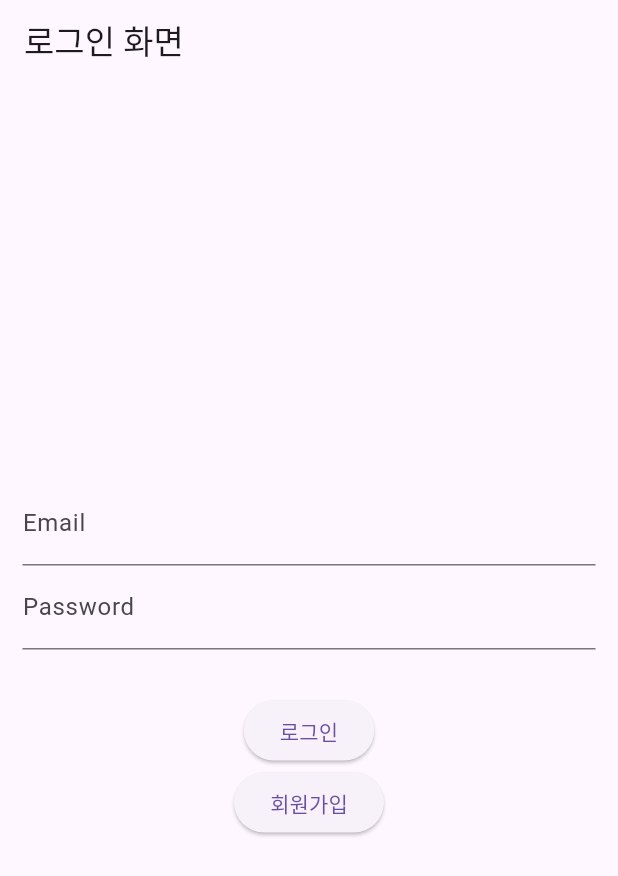
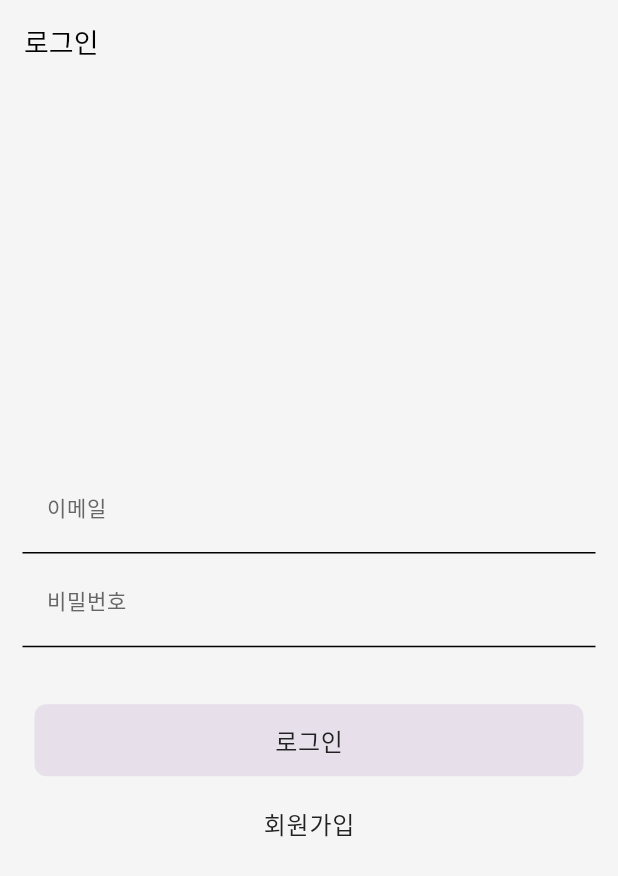
Before and after one commit to APP-iOS7/MeongmeongHairshop, a Flutter app: the screen it shows after launch, on a phone screen of 412 x 824 dp. Shown: the top 876 px of the screen. Run offline on Flutter 3.47's test engine with Material 3 defaults, Android fonts, the phone set to English and light mode, and no system bars; our stand-ins replace firebase_core; accounts and stored records are empty.

Commit message:
밝은 theme 추가 및 로그인 화면 디자인 변경

```diff
--- /dev/null
+++ b/meongmeong_hairshop/lib/config/app_theme.dart
@@ -0,0 +1,66 @@
+import 'package:flutter/material.dart';
+import 'package:meongmeong_hairshop/config/app_styles.dart';
+
+ThemeData buildLightTheme() {
+  return ThemeData(
+    brightness: Brightness.light,
+    primaryColor: AppColors.textDark,
+    // 색상 테마
+    colorScheme: ColorScheme.light(
+      primary: AppColors.textDark,
+      secondary: AppColors.secondary,
+      error: AppColors.error,
+      surface: AppColors.background,
+    ),
+    scaffoldBackgroundColor: AppColors.cardBackground,
+    // 텍스트 테마
+    textTheme: TextTheme(
+      displayLarge: AppTextStyles.heading1.copyWith(color: AppColors.textDark),
+      displayMedium: AppTextStyles.heading2.copyWith(color: AppColors.textDark),
+      displaySmall: AppTextStyles.heading3.copyWith(color: AppColors.textDark),
+      bodyLarge: AppTextStyles.bodyLarge.copyWith(color: AppColors.textDark),
+      bodyMedium: AppTextStyles.heading4.copyWith(color: AppColors.textDark),
+      labelMedium: AppTextStyles.bodyBord.copyWith(color: AppColors.textMedium),
+      bodySmall: AppTextStyles.bodySmall.copyWith(color: AppColors.textMedium),
+      labelLarge: AppTextStyles.button.copyWith(color: Colors.white),
+    ),
+    // 앱바 테마
+    appBarTheme: AppBarTheme(
+      backgroundColor: AppColors.cardBackground,
+      elevation: 0,
+      titleTextStyle: AppTextStyles.bodyBord.copyWith(color: Colors.black),
+      iconTheme: IconThemeData(color: Colors.black),
+    ),
+    // 카드 테마
+    cardTheme: CardTheme(
+      color: AppColors.cardBackground,
+      elevation: 2,
+      shape: RoundedRectangleBorder(borderRadius: BorderRadius.circular(8)),
+    ),
+    // 버튼 테마
+    elevatedButtonTheme: ElevatedButtonThemeData(
+      style: ElevatedButton.styleFrom(
+        elevation: 0,
+        backgroundColor: AppColors.primary,
+        foregroundColor: AppColors.textDark,
+        textStyle: AppTextStyles.button,
+        padding: EdgeInsets.symmetric(horizontal: 16, vertical: 12),
+        shape: RoundedRectangleBorder(borderRadius: BorderRadius.circular(8)),
+      ),
+    ),
+    // 입력 필드 테마
+    inputDecorationTheme: InputDecorationTheme(
+      labelStyle: TextStyle(fontSize: 14, color: AppColors.textMedium),
+      border: UnderlineInputBorder(
+        borderSide: BorderSide(color: AppColors.textLight),
+      ),
+      focusedBorder: UnderlineInputBorder(
+        borderSide: BorderSide(color: AppColors.textMedium, width: 2),
+      ),
+      errorBorder: UnderlineInputBorder(
+        borderSide: BorderSide(color: AppColors.error, width: 2),
+      ),
+      contentPadding: EdgeInsets.symmetric(horizontal: 16, vertical: 12),
+    ),
+  );
+}
--- a/meongmeong_hairshop/lib/main.dart
+++ b/meongmeong_hairshop/lib/main.dart
@@ -2,6 +2,7 @@ import 'package:flutter/material.dart';
 import 'package:meongmeong_hairshop/providers/user_provider.dart';
 import 'package:provider/provider.dart';
 import 'routes.dart';
+import 'config/app_theme.dart';
 
 void main() {
   runApp(
@@ -18,6 +19,7 @@ class MyApp extends StatelessWidget {
   @override
   Widget build(BuildContext context) {
     return MaterialApp(
+      theme: buildLightTheme(),
       initialRoute: '/login',
       routes: appRoutes, // routes 파일에서 정의한 경로 사용
     );
--- a/meongmeong_hairshop/lib/views/login_screen.dart
+++ b/meongmeong_hairshop/lib/views/login_screen.dart
@@ -8,7 +8,7 @@ class LoginScreen extends StatelessWidget {
   @override
   Widget build(BuildContext context) {
     return Scaffold(
-      appBar: AppBar(title: Text('로그인 화면')),
+      appBar: AppBar(title: Text('로그인')),
       body: Padding(
         padding: EdgeInsets.all(15),
         child: Column(
@@ -17,7 +17,7 @@ class LoginScreen extends StatelessWidget {
             Consumer<UserProvider>(
               builder: (context, userProvider, child) {
                 return TextField(
-                  decoration: InputDecoration(labelText: 'Email'),
+                  decoration: InputDecoration(labelText: '이메일'),
                   onChanged: (value) {
                     userProvider.updateEmail(value);
                   },
@@ -28,7 +28,7 @@ class LoginScreen extends StatelessWidget {
               builder: (context, userProvider, child) {
                 return TextField(
                   obscureText: true,
-                  decoration: InputDecoration(labelText: 'Password'),
+                  decoration: InputDecoration(labelText: '비밀번호'),
                   onChanged: (value) {
                     userProvider.updatePassword(value);
                   },
@@ -36,13 +36,19 @@ class LoginScreen extends StatelessWidget {
               },
             ),
             SizedBox(height: 30),
-            ElevatedButton(
-              onPressed: () {
-                Navigator.pushNamed(context, '/success');
-              },
-              child: Text('로그인'),
+            SizedBox(
+              width: double.infinity,
+              child: Padding(
+                padding: const EdgeInsets.all(8.0),
+                child: ElevatedButton(
+                  onPressed: () {
+                    Navigator.pushNamed(context, '/success');
+                  },
+                  child: Text('로그인'),
+                ),
+              ),
             ),
-            ElevatedButton(
+            TextButton(
               onPressed: () {
                 Navigator.pushNamed(context, '/signup');
               },
```
Also changed, not shown: meongmeong_hairshop/lib/config/app_styles.dart (added, +99 -0 lines).
